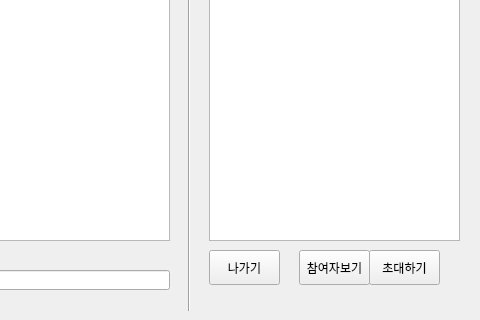
Before: the Qt Designer form main_temp.ui in ElisaBluebell/ChanAndGame, drawn with Qt 5; both pictures show x 400 to 880 and y 139 to 459 of the 880 by 459 pixel window.
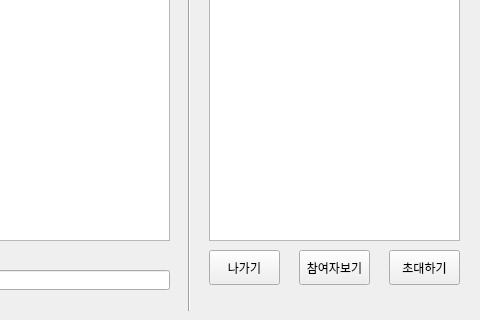
After: the same form once the commit is applied. The open tabs and pages were chosen to show the change.

What changed in the file:
```diff
--- a/main_temp.ui
+++ b/main_temp.ui
@@ -338,10 +338,9 @@
     <widget class="QPushButton" name="invite">
      <property name="geometry">
       <rect>
-       <x>770</x>
+       <x>790</x>
        <y>390</y>
        <width>71</width>
-       <width>90</width>
        <height>35</height>
       </rect>
      </property>
```
